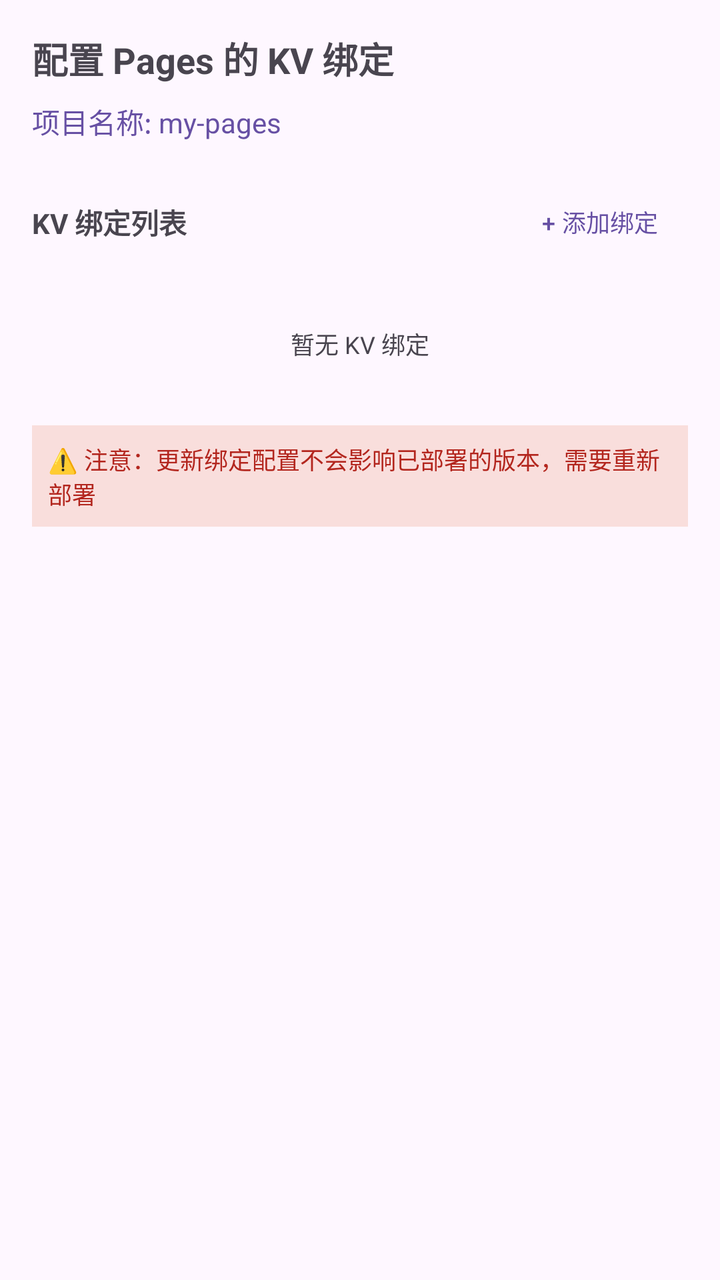
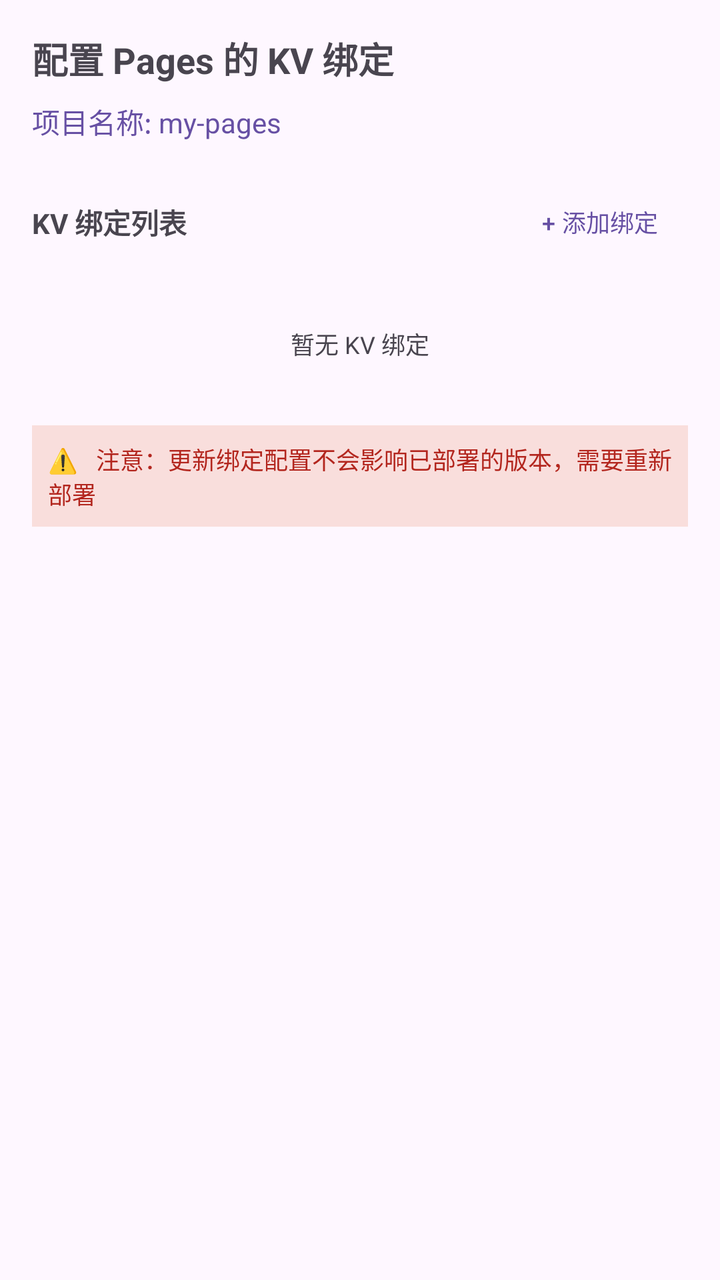

An Android layout rendered at two revisions. The XML below is the earlier revision; the diff shows what the commit changed to produce the second picture.
<!-- AndroidManifest.xml: application theme AppTheme -->
<!-- res/layout/dialog_pages_kv_bindings.xml -->
<?xml version="1.0" encoding="utf-8"?>
<LinearLayout xmlns:android="http://schemas.android.com/apk/res/android"
    xmlns:app="http://schemas.android.com/apk/res-auto"
    android:layout_width="match_parent"
    android:layout_height="wrap_content"
    android:orientation="vertical"
    android:padding="16dp">

    <TextView
        android:id="@+id/projectNameTitle"
        android:layout_width="match_parent"
        android:layout_height="wrap_content"
        android:text="配置 Pages 的 KV 绑定"
        android:textSize="18sp"
        android:textStyle="bold"
        android:layout_marginBottom="8dp" />

    <TextView
        android:id="@+id/projectNameText"
        android:layout_width="match_parent"
        android:layout_height="wrap_content"
        android:text="项目名称: my-pages"
        android:textSize="14sp"
        android:textColor="?attr/colorPrimary"
        android:layout_marginBottom="16dp" />

    <LinearLayout
        android:layout_width="match_parent"
        android:layout_height="wrap_content"
        android:orientation="horizontal"
        android:gravity="center_vertical"
        android:layout_marginBottom="12dp">

        <TextView
            android:layout_width="0dp"
            android:layout_height="wrap_content"
            android:layout_weight="1"
            android:text="KV 绑定列表"
            android:textSize="14sp"
            android:textStyle="bold" />

        <Button
            android:id="@+id/addBindingBtn"
            android:layout_width="wrap_content"
            android:layout_height="wrap_content"
            android:text="+ 添加绑定"
            android:textSize="12sp"
            style="@style/Widget.Material3.Button.TextButton" />

    </LinearLayout>

    <androidx.recyclerview.widget.RecyclerView
        android:id="@+id/bindingsRecyclerView"
        android:layout_width="match_parent"
        android:layout_height="wrap_content"
        android:maxHeight="300dp"
        android:nestedScrollingEnabled="true"
        app:layoutManager="androidx.recyclerview.widget.LinearLayoutManager" />

    <TextView
        android:id="@+id/noBindingsText"
        android:layout_width="match_parent"
        android:layout_height="wrap_content"
        android:text="暂无 KV 绑定"
        android:textSize="12sp"
        android:textColor="?android:attr/textColorSecondary"
        android:padding="16dp"
        android:gravity="center"
        android:visibility="visible" />

    <TextView
        android:layout_width="match_parent"
        android:layout_height="wrap_content"
        android:text="⚠️ 注意：更新绑定配置不会影响已部署的版本，需要重新部署"
        android:textSize="12sp"
        android:textColor="?attr/colorError"
        android:layout_marginTop="16dp"
        android:padding="8dp"
        android:background="?attr/colorErrorContainer" />

</LinearLayout>
<!-- resources referenced by this layout -->
<resources>
  <style name="AppTheme" parent="Base.AppTheme" />
  <style name="Base.AppTheme" parent="Theme.Material3.DayNight.NoActionBar">
      
      
    </style>
</resources>

<!-- the commit's change to res/layout/dialog_pages_kv_bindings.xml (unified diff, before → after) -->
@@ -10,7 +10,7 @@
         android:id="@+id/projectNameTitle"
         android:layout_width="match_parent"
         android:layout_height="wrap_content"
-        android:text="配置 Pages 的 KV 绑定"
+        android:text="@string/xml_dialog_pages_kv_bindings"
         android:textSize="18sp"
         android:textStyle="bold"
         android:layout_marginBottom="8dp" />
@@ -19,7 +19,7 @@
         android:id="@+id/projectNameText"
         android:layout_width="match_parent"
         android:layout_height="wrap_content"
-        android:text="项目名称: my-pages"
+        android:text="@string/xml_dialog_pages_kv_bindings_2"
         android:textSize="14sp"
         android:textColor="?attr/colorPrimary"
         android:layout_marginBottom="16dp" />
@@ -35,7 +35,7 @@
             android:layout_width="0dp"
             android:layout_height="wrap_content"
             android:layout_weight="1"
-            android:text="KV 绑定列表"
+            android:text="@string/kv_binding_list"
             android:textSize="14sp"
             android:textStyle="bold" />
 
@@ -43,7 +43,7 @@
             android:id="@+id/addBindingBtn"
             android:layout_width="wrap_content"
             android:layout_height="wrap_content"
-            android:text="+ 添加绑定"
+            android:text="@string/binding_add"
             android:textSize="12sp"
             style="@style/Widget.Material3.Button.TextButton" />
 
@@ -61,7 +61,7 @@
         android:id="@+id/noBindingsText"
         android:layout_width="match_parent"
         android:layout_height="wrap_content"
-        android:text="暂无 KV 绑定"
+        android:text="@string/kv_no_bindings"
         android:textSize="12sp"
         android:textColor="?android:attr/textColorSecondary"
         android:padding="16dp"
@@ -71,7 +71,7 @@
     <TextView
         android:layout_width="match_parent"
         android:layout_height="wrap_content"
-        android:text="⚠️ 注意：更新绑定配置不会影响已部署的版本，需要重新部署"
+        android:text="@string/xml_dialog_pages_kv_bindings_3"
         android:textSize="12sp"
         android:textColor="?attr/colorError"
         android:layout_marginTop="16dp"
<!-- resource entries referenced after the edit -->
@@ -1,9 +1,58 @@
 <!-- resources referenced by this layout -->
 <resources>
+  <string name="binding_add">+ 添加绑定</string>
+  <string name="kv_binding_list">KV 绑定列表</string>
+  <string name="kv_no_bindings">暂无 KV 绑定</string>
+  <string name="xml_dialog_pages_kv_bindings">配置 Pages 的 KV 绑定</string>
+  <string name="xml_dialog_pages_kv_bindings_2">项目名称: my-pages</string>
+  <string name="xml_dialog_pages_kv_bindings_3">⚠️ 注意：更新绑定配置不会影响已部署的版本，需要重新部署</string>
   <style name="AppTheme" parent="Base.AppTheme" />
   <style name="Base.AppTheme" parent="Theme.Material3.DayNight.NoActionBar">
       
       
+  
+      
+      <item name="android:textViewStyle">@style/AppTextView</item>
+      <item name="android:buttonStyle">@style/AppButton</item>
+      <item name="materialButtonStyle">@style/AppMaterialButton</item>
+      <item name="chipStyle">@style/AppChip</item>
     </style>
+  <style name="AppTextView" parent="@android:style/Widget.DeviceDefault.TextView">
+      <item name="android:breakStrategy">simple</item>
+      <item name="android:hyphenationFrequency">full</item>
+      <item name="android:ellipsize">end</item>
+      <item name="android:justificationMode">inter_word</item>
+      <item name="android:textIsSelectable">false</item>
+    </style>
+  <style name="AppButton" parent="Widget.Material3.Button">
+      <item name="android:minHeight">@dimen/app_button_min_height</item>
+      <item name="android:minWidth">@dimen/app_button_min_width</item>
+      <item name="android:maxLines">2</item>
+      <item name="android:ellipsize">end</item>
+      <item name="android:paddingStart">@dimen/app_button_padding_h</item>
+      <item name="android:paddingEnd">@dimen/app_button_padding_h</item>
+      <item name="android:breakStrategy">simple</item>
+      <item name="android:hyphenationFrequency">full</item>
+      <item name="android:textSize">@dimen/app_button_text_size</item>
+    </style>
+  <style name="AppMaterialButton" parent="Widget.Material3.Button">
+      <item name="android:minHeight">@dimen/app_button_min_height</item>
+      <item name="android:minWidth">@dimen/app_button_min_width</item>
+      <item name="android:maxLines">2</item>
+      <item name="android:ellipsize">end</item>
+      <item name="android:paddingStart">@dimen/app_button_padding_h</item>
+      <item name="android:paddingEnd">@dimen/app_button_padding_h</item>
+      <item name="android:breakStrategy">simple</item>
+      <item name="android:hyphenationFrequency">full</item>
+      <item name="android:textAllCaps">false</item>
+      <item name="android:textSize">@dimen/app_button_text_size</item>
+    </style>
+  <style name="AppChip" parent="Widget.Material3.Chip.Assist">
+      <item name="android:textIsSelectable">false</item>
+    </style>
+  <dimen name="app_button_min_height">48dp</dimen>
+  <dimen name="app_button_min_width">112dp</dimen>
+  <dimen name="app_button_padding_h">10dp</dimen>
+  <dimen name="app_button_text_size">13sp</dimen>
 </resources>
 
